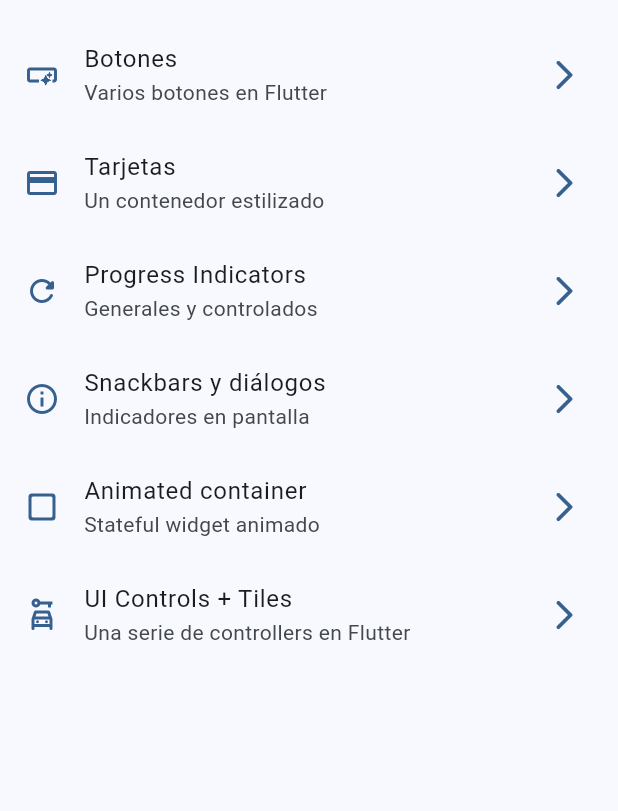
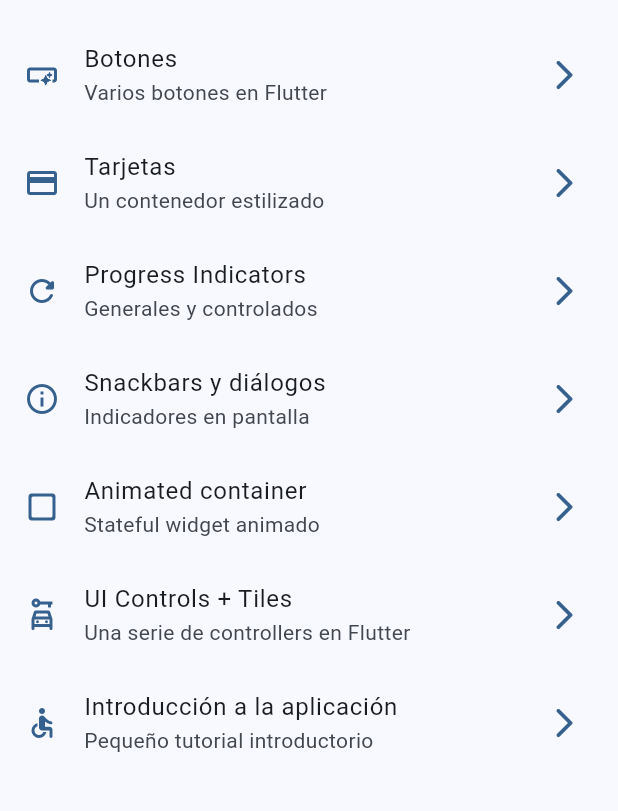
Before and after one commit to luisprmat/flutter-widgets-test, a Flutter app: the screen it shows after launch, on a phone screen of 412 x 824 dp, the part 63-874 px from its top. Run offline on Flutter 3.47's test engine with Material 3 defaults, Android fonts, the phone set to English and light mode, and no system bars; our stand-ins replace go_router.

Commit message:
Tutorial assets + add router + menu item

```diff
--- a/lib/config/menu/menu_items.dart
+++ b/lib/config/menu/menu_items.dart
@@ -54,6 +54,13 @@ const appMenuItems = <MenuItem>[
     title: 'UI Controls + Tiles',
     subTitle: 'Una serie de controllers en Flutter',
     link: '/ui-controls',
-    icon: Icons.car_rental_outlined
+    icon: Icons.car_rental_outlined,
+  ),
+
+  MenuItem(
+    title: 'Introducción a la aplicación',
+    subTitle: 'Pequeño tutorial introductorio',
+    link: '/tutorial',
+    icon: Icons.accessible_rounded,
   ),
 ];
--- a/lib/config/router/app_router.dart
+++ b/lib/config/router/app_router.dart
@@ -39,5 +39,10 @@ final appRouter = GoRouter(
       name: UiControlsScreen.name,
       builder: (context, state) => UiControlsScreen(),
     ),
+    GoRoute(
+      path: '/tutorial',
+      name: AppTutorialScreen.name,
+      builder: (context, state) => AppTutorialScreen(),
+    ),
   ],
 );
--- a/pubspec.yaml
+++ b/pubspec.yaml
@@ -18,3 +18,6 @@ dev_dependencies:
 
 flutter:
   uses-material-design: true
+
+assets:
+  - assets/images/
```
Also changed, not shown: assets/images/1.png (added), assets/images/2.png (added), assets/images/3.png (added), assets/images/jar-loading.gif (added).
